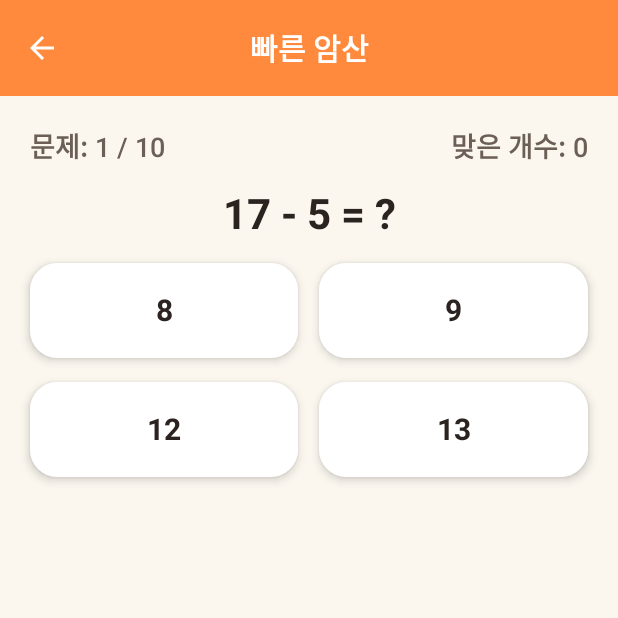
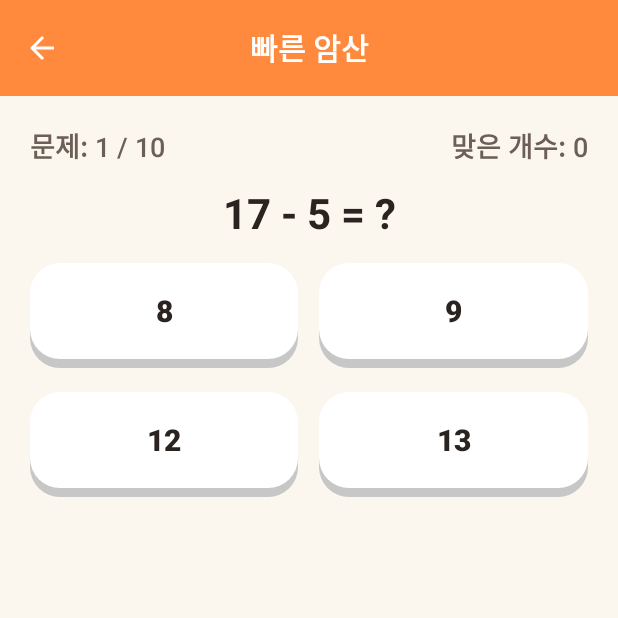
Before and after one commit to njoycom-hue/old, an Android app built with Jetpack Compose: the MathGameScreen screen opened through its navigation route, on a phone screen of 412 x 824 dp, the top half of it. Run offline under Robolectric (Android 15) with nearby library versions, the phone set to English and light mode, and no system bars; our stand-ins replace Dagger/Hilt's generated code.

Commit message:
Restyle UI to feel like a game app, not a web form
Benchmarked casual mobile games and brain-training apps (Peak,
Lumosity) — the common thread is chunky/claymorphism buttons, vivid
per-section gradients, and bouncy micro-interactions, none of which
a stock Material3 screen has. Applied that here:

- PrimaryButton/ChoiceButton: replaced flat Material buttons with a
  "chunky" 3D-press style — a darker base layer peeks out beneath the
  button and pressing it slides the top layer down to meet it.
- Home screen game cards: each game now gets its own vivid two-tone
  gradient (mid-to-dark stops so white text stays legible anywhere on
  it) instead of a flat white card, with the emoji in a circular badge
  and a drop shadow for depth. New GameType.gradientBrush() in
  ui/theme/Gradients.kt.
- Home screen level/streak header: same gradient treatment using a
  new BrandGradient, replacing the flat-color card.
- Added CelebrationStamp: a big emoji that pops in with a springy
  bounce overshoot, wired into every game's "new record" moment
  alongside the existing achievement-unlock banner, which now also
  bounces in instead of just fading.

Co-Authored-By: Claude Sonnet 5 <noreply@anthropic.com>
Claude-Session: https://claude.ai/code/session_016bvdjxWPP5r56g2Sw5MkRm

```diff
--- a/app/src/main/java/com/dunoetoktok/app/ui/components/AppComponents.kt
+++ b/app/src/main/java/com/dunoetoktok/app/ui/components/AppComponents.kt
@@ -1,16 +1,27 @@
 package com.dunoetoktok.app.ui.components
 
 import androidx.compose.animation.AnimatedVisibility
+import androidx.compose.animation.core.Spring
+import androidx.compose.animation.core.animateDpAsState
+import androidx.compose.animation.core.spring
 import androidx.compose.animation.fadeIn
 import androidx.compose.animation.scaleIn
 import androidx.compose.foundation.background
 import androidx.compose.foundation.clickable
+import androidx.compose.foundation.interaction.MutableInteractionSource
+import androidx.compose.foundation.interaction.collectIsPressedAsState
 import androidx.compose.foundation.layout.Arrangement
+import androidx.compose.foundation.layout.Box
 import androidx.compose.foundation.layout.Column
 import androidx.compose.foundation.layout.PaddingValues
 import androidx.compose.foundation.layout.Row
+import androidx.compose.foundation.layout.RowScope
 import androidx.compose.foundation.layout.fillMaxWidth
+import androidx.compose.foundation.layout.height
+import androidx.compose.foundation.layout.offset
 import androidx.compose.foundation.layout.padding
+import androidx.compose.foundation.layout.size
+import androidx.compose.foundation.shape.CircleShape
 import androidx.compose.foundation.shape.RoundedCornerShape
 import androidx.compose.material.icons.Icons
 import androidx.compose.material.icons.automirrored.filled.ArrowBack
@@ -27,13 +38,32 @@ import androidx.compose.material3.Scaffold
 import androidx.compose.material3.Text
 import androidx.compose.material3.TopAppBarDefaults
 import androidx.compose.runtime.Composable
+import androidx.compose.runtime.getValue
+import androidx.compose.runtime.remember
 import androidx.compose.ui.Alignment
 import androidx.compose.ui.Modifier
+import androidx.compose.ui.draw.clip
+import androidx.compose.ui.draw.shadow
+import androidx.compose.ui.geometry.Offset
 import androidx.compose.ui.graphics.Color
+import androidx.compose.ui.graphics.Shadow
+import androidx.compose.ui.graphics.Shape
 import androidx.compose.ui.text.font.FontWeight
+import androidx.compose.ui.text.style.TextAlign
+import androidx.compose.ui.unit.Dp
 import androidx.compose.ui.unit.dp
+import androidx.compose.ui.unit.sp
+import com.dunoetoktok.app.model.Achievement
+import com.dunoetoktok.app.model.GameType
+import com.dunoetoktok.app.ui.theme.GameAccent
+import com.dunoetoktok.app.ui.theme.TextPrimary
+import com.dunoetoktok.app.ui.theme.darken
+import com.dunoetoktok.app.ui.theme.gradientBrush
 
 enum class ChoiceState { NONE, CORRECT, WRONG }
+
+/** Soft drop shadow so light text stays legible over any spot on a busy gradient background. */
+private val legibilityShadow = Shadow(color = Color.Black.copy(alpha = 0.25f), offset = Offset(0f, 2f), blurRadius = 5f)
 
 /** Standard scaffold for every non-home screen: orange top bar with a back button. */
 @Composable
@@ -49,7 +79,7 @@ fun GameScreenScaffold(
 @Composable
 fun AppTopBar(title: String, onBack: (() -> Unit)?) {
     CenterAlignedTopAppBar(
-        title = { Text(title, fontWeight = FontWeight.Bold) },
+        title = { Text(title, fontWeight = FontWeight.ExtraBold) },
         navigationIcon = {
             if (onBack != null) {
                 IconButton(onClick = onBack) {
@@ -65,6 +95,63 @@ fun AppTopBar(title: String, onBack: (() -> Unit)?) {
     )
 }
 
+/**
+ * A "chunky" 3D-press button: a darker base layer peeks out beneath the button, and pressing it
+ * slides the top layer down to meet it — the tactile, toy-like button style common in casual games,
+ * as opposed to a flat Material button.
+ */
+@Composable
+private fun ChunkyButton(
+    onClick: () -> Unit,
+    containerColor: Color,
+    contentColor: Color,
+    modifier: Modifier = Modifier,
+    enabled: Boolean = true,
+    height: Dp = 60.dp,
+    depth: Dp = 6.dp,
+    shape: Shape = RoundedCornerShape(20.dp),
+    content: @Composable RowScope.() -> Unit,
+) {
+    val interactionSource = remember { MutableInteractionSource() }
+    val isPressed by interactionSource.collectIsPressedAsState()
+    val pressOffset by animateDpAsState(
+        targetValue = if (isPressed && enabled) depth else 0.dp,
+        animationSpec = spring(dampingRatio = Spring.DampingRatioMediumBouncy),
+        label = "chunky-press-offset",
+    )
+
+    Box(modifier = modifier.height(height + depth)) {
+        Box(
+            modifier = Modifier
+                .fillMaxWidth()
+                .height(height)
+                .align(Alignment.BottomCenter)
+                .clip(shape)
+                .background(if (enabled) containerColor.darken() else containerColor.darken().copy(alpha = 0.5f)),
+        )
+        Button(
+            onClick = onClick,
+            enabled = enabled,
+            interactionSource = interactionSource,
+            modifier = Modifier
+                .fillMaxWidth()
+                .height(height)
+                .align(Alignment.TopCenter)
+                .offset(y = pressOffset),
+            shape = shape,
+            contentPadding = PaddingValues(horizontal = 12.dp),
+            colors = ButtonDefaults.buttonColors(
+                containerColor = containerColor,
+                contentColor = contentColor,
+                disabledContainerColor = containerColor.copy(alpha = 0.6f),
+                disabledContentColor = contentColor.copy(alpha = 0.8f),
+            ),
+            elevation = ButtonDefaults.buttonElevation(defaultElevation = 0.dp),
+            content = content,
+        )
+    }
+}
+
 @Composable
 fun PrimaryButton(
     text: String,
@@ -72,18 +159,14 @@ fun PrimaryButton(
     enabled: Boolean = true,
     onClick: () -> Unit,
 ) {
-    Button(
+    ChunkyButton(
         onClick = onClick,
+        containerColor = MaterialTheme.colorScheme.primary,
+        contentColor = MaterialTheme.colorScheme.onPrimary,
+        modifier = modifier.fillMaxWidth(),
         enabled = enabled,
-        modifier = modifier.fillMaxWidth(),
-        shape = RoundedCornerShape(18.dp),
-        contentPadding = PaddingValues(vertical = 16.dp),
-        colors = ButtonDefaults.buttonColors(
-            containerColor = MaterialTheme.colorScheme.primary,
-            contentColor = MaterialTheme.colorScheme.onPrimary,
-        ),
     ) {
-        Text(text, style = MaterialTheme.typography.titleMedium)
+        Text(text, style = MaterialTheme.typography.titleMedium, fontWeight = FontWeight.ExtraBold)
     }
 }
 
@@ -97,87 +180,95 @@ fun ChoiceButton(
 ) {
     val containerColor = when (state) {
         ChoiceState.NONE -> MaterialTheme.colorScheme.surface
-        ChoiceState.CORRECT -> com.dunoetoktok.app.ui.theme.GameAccent.Green
-        ChoiceState.WRONG -> com.dunoetoktok.app.ui.theme.GameAccent.Red
+        ChoiceState.CORRECT -> GameAccent.Green
+        ChoiceState.WRONG -> GameAccent.Red
     }
     val contentColor = if (state == ChoiceState.NONE) MaterialTheme.colorScheme.onSurface else Color.White
 
-    Button(
+    ChunkyButton(
         onClick = onClick,
+        containerColor = containerColor,
+        contentColor = contentColor,
+        modifier = modifier.fillMaxWidth(),
         enabled = enabled,
-        modifier = modifier.fillMaxWidth(),
-        shape = RoundedCornerShape(18.dp),
-        contentPadding = PaddingValues(vertical = 20.dp),
-        colors = ButtonDefaults.buttonColors(
-            containerColor = containerColor,
-            contentColor = contentColor,
-            disabledContainerColor = containerColor,
-            disabledContentColor = contentColor,
-        ),
-        elevation = ButtonDefaults.buttonElevation(defaultElevation = 4.dp),
+        height = 64.dp,
     ) {
-        Text(text, style = MaterialTheme.typography.titleLarge)
+        Text(text, style = MaterialTheme.typography.titleLarge, fontWeight = FontWeight.ExtraBold)
     }
 }
 
 @Composable
 fun HomeGameCard(
-    emoji: String,
-    title: String,
-    description: String,
+    gameType: GameType,
     bestScoreText: String,
     modifier: Modifier = Modifier,
     onClick: () -> Unit,
 ) {
-    Card(
+    val shape = RoundedCornerShape(24.dp)
+    Box(
         modifier = modifier
             .fillMaxWidth()
-            .clickable(onClick = onClick),
-        shape = RoundedCornerShape(18.dp),
-        colors = CardDefaults.cardColors(containerColor = MaterialTheme.colorScheme.surface),
-        elevation = CardDefaults.cardElevation(defaultElevation = 3.dp),
+            .shadow(elevation = 8.dp, shape = shape, ambientColor = Color.Black.copy(alpha = 0.25f))
+            .clip(shape)
+            .background(gameType.gradientBrush())
+            .clickable(onClick = onClick)
+            .padding(vertical = 18.dp, horizontal = 10.dp),
+        contentAlignment = Alignment.Center,
     ) {
         Column(
-            modifier = Modifier.padding(18.dp),
             horizontalAlignment = Alignment.CenterHorizontally,
-            verticalArrangement = Arrangement.spacedBy(4.dp),
+            verticalArrangement = Arrangement.spacedBy(6.dp),
         ) {
-            Text(emoji, style = MaterialTheme.typography.headlineMedium)
+            Box(
+                modifier = Modifier
+                    .size(52.dp)
+                    .clip(CircleShape)
+                    .background(Color.White.copy(alpha = 0.92f)),
+                contentAlignment = Alignment.Center,
+            ) {
+                Text(gameType.emoji, fontSize = 26.sp)
+            }
             Text(
-                title,
-                style = MaterialTheme.typography.titleMedium,
-                textAlign = androidx.compose.ui.text.style.TextAlign.Center,
+                gameType.title,
+                style = MaterialTheme.typography.titleMedium.copy(shadow = legibilityShadow),
+                fontWeight = FontWeight.ExtraBold,
+                color = Color.White,
+                textAlign = TextAlign.Center,
             )
             Text(
-                description,
-                style = MaterialTheme.typography.bodyMedium,
-                color = MaterialTheme.colorScheme.onSurfaceVariant,
-                textAlign = androidx.compose.ui.text.style.TextAlign.Center,
+                gameType.description,
+                style = MaterialTheme.typography.bodyMedium.copy(shadow = legibilityShadow),
+                color = Color.White.copy(alpha = 0.92f),
+                textAlign = TextAlign.Center,
             )
             Text(
                 bestScoreText,
-                style = MaterialTheme.typography.bodyMedium,
-                fontWeight = FontWeight.Bold,
-                color = MaterialTheme.colorScheme.secondary,
+                style = MaterialTheme.typography.bodyMedium.copy(shadow = legibilityShadow),
+                fontWeight = FontWeight.ExtraBold,
+                color = Color.White,
             )
         }
     }
 }
 
 @Composable
-fun AchievementUnlockBanner(achievements: List<com.dunoetoktok.app.model.Achievement>, modifier: Modifier = Modifier) {
+fun AchievementUnlockBanner(achievements: List<Achievement>, modifier: Modifier = Modifier) {
     AnimatedVisibility(
         visible = achievements.isNotEmpty(),
-        enter = scaleIn(initialScale = 0.85f) + fadeIn(),
+        enter = scaleIn(
+            initialScale = 0.6f,
+            animationSpec = spring(dampingRatio = Spring.DampingRatioMediumBouncy),
+        ) + fadeIn(),
         modifier = modifier,
     ) {
         Card(
             modifier = Modifier.fillMaxWidth(),
-            shape = RoundedCornerShape(18.dp),
+            shape = RoundedCornerShape(20.dp),
             colors = CardDefaults.cardColors(
-                containerColor = com.dunoetoktok.app.ui.theme.GameAccent.Yellow,
-                contentColor = com.dunoetoktok.app.ui.theme.TextPrimary,
+                containerColor = GameAccent.Yellow,
+                contentColor = TextPrimary,
             ),
+            elevation = CardDefaults.cardElevation(defaultElevation = 6.dp),
         ) {
             Column(
                 modifier = Modifier
@@ -186,7 +277,7 @@ fun AchievementUnlockBanner(achievements: List<com.dunoetoktok.app.model.Achieve
                 horizontalAlignment = Alignment.CenterHorizontally,
                 verticalArrangement = Arrangement.spacedBy(4.dp),
             ) {
-                Text("🎉 새 업적 달성!", style = MaterialTheme.typography.titleMedium, fontWeight = FontWeight.Bold)
+                Text("🎉 새 업적 달성! 🎉", style = MaterialTheme.typography.titleMedium, fontWeight = FontWeight.ExtraBold)
                 achievements.forEach { achievement ->
                     Text(
                         "${achievement.emoji} ${achievement.title}",
@@ -196,6 +287,27 @@ fun AchievementUnlockBanner(achievements: List<com.dunoetoktok.app.model.Achieve
                 }
             }
         }
+    }
+}
+
+/**
+ * A big emoji that pops in with a bouncy overshoot — dropped in next to a "new record" or
+ * "level complete" message so the moment feels like a reward instead of a status update.
+ */
+@Composable
+fun CelebrationStamp(visible: Boolean, modifier: Modifier = Modifier, emoji: String = "🎉") {
+    AnimatedVisibility(
+        visible = visible,
+        enter = scaleIn(
+            initialScale = 0f,
+            animationSpec = spring(
+                dampingRatio = Spring.DampingRatioMediumBouncy,
+                stiffness = Spring.StiffnessLow,
+            ),
+        ) + fadeIn(),
+        modifier = modifier,
+    ) {
+        Text(emoji, fontSize = 56.sp, textAlign = TextAlign.Center, modifier = Modifier.fillMaxWidth())
     }
 }
 
--- a/app/src/main/java/com/dunoetoktok/app/ui/games/math/MathGameScreen.kt
+++ b/app/src/main/java/com/dunoetoktok/app/ui/games/math/MathGameScreen.kt
@@ -15,6 +15,7 @@ import androidx.compose.ui.unit.dp
 import androidx.hilt.navigation.compose.hiltViewModel
 import androidx.lifecycle.compose.collectAsStateWithLifecycle
 import com.dunoetoktok.app.ui.components.AchievementUnlockBanner
+import com.dunoetoktok.app.ui.components.CelebrationStamp
 import com.dunoetoktok.app.ui.components.ChoiceButton
 import com.dunoetoktok.app.ui.components.ChoiceState
 import com.dunoetoktok.app.ui.components.GameScreenScaffold
@@ -39,6 +40,7 @@ fun MathGameScreen(onBack: () -> Unit, viewModel: MathGameViewModel = hiltViewMo
             )
 
             if (uiState.isComplete) {
+                CelebrationStamp(visible = uiState.isNewRecord, modifier = Modifier.fillMaxWidth())
                 Text(
                     "완료! ${uiState.correctCount} / ${MathGameViewModel.TOTAL_QUESTIONS}",
                     style = MaterialTheme.typography.headlineSmall,
--- a/app/src/main/java/com/dunoetoktok/app/ui/games/memory/MemoryGameScreen.kt
+++ b/app/src/main/java/com/dunoetoktok/app/ui/games/memory/MemoryGameScreen.kt
@@ -26,6 +26,7 @@ import androidx.compose.ui.unit.dp
 import androidx.hilt.navigation.compose.hiltViewModel
 import androidx.lifecycle.compose.collectAsStateWithLifecycle
 import com.dunoetoktok.app.ui.components.AchievementUnlockBanner
+import com.dunoetoktok.app.ui.components.CelebrationStamp
 import com.dunoetoktok.app.ui.components.GameScreenScaffold
 import com.dunoetoktok.app.ui.components.PrimaryButton
 import com.dunoetoktok.app.ui.components.StatusRow
@@ -78,6 +79,7 @@ fun MemoryGameScreen(onBack: () -> Unit, viewModel: MemoryGameViewModel = hiltVi
             }
 
             if (uiState.isComplete) {
+                CelebrationStamp(visible = uiState.isNewRecord, modifier = Modifier.fillMaxWidth())
                 Text(
                     if (uiState.isNewRecord) {
                         "축하합니다! 모든 레벨을 완료했어요! 새로운 최고 기록!"
--- a/app/src/main/java/com/dunoetoktok/app/ui/games/oddword/OddWordGameScreen.kt
+++ b/app/src/main/java/com/dunoetoktok/app/ui/games/oddword/OddWordGameScreen.kt
@@ -15,6 +15,7 @@ import androidx.compose.ui.unit.dp
 import androidx.hilt.navigation.compose.hiltViewModel
 import androidx.lifecycle.compose.collectAsStateWithLifecycle
 import com.dunoetoktok.app.ui.components.AchievementUnlockBanner
+import com.dunoetoktok.app.ui.components.CelebrationStamp
 import com.dunoetoktok.app.ui.components.ChoiceButton
 import com.dunoetoktok.app.ui.components.ChoiceState
 import com.dunoetoktok.app.ui.components.GameScreenScaffold
@@ -39,6 +40,7 @@ fun OddWordGameScreen(onBack: () -> Unit, viewModel: OddWordGameViewModel = hilt
             )
 
             if (uiState.isComplete) {
+                CelebrationStamp(visible = uiState.isNewRecord, modifier = Modifier.fillMaxWidth())
                 Text(
                     "완료! ${uiState.correctCount} / ${OddWordGameViewModel.TOTAL_QUESTIONS}",
                     style = MaterialTheme.typography.headlineSmall,
--- a/app/src/main/java/com/dunoetoktok/app/ui/games/sequence/SequenceGameScreen.kt
+++ b/app/src/main/java/com/dunoetoktok/app/ui/games/sequence/SequenceGameScreen.kt
@@ -29,6 +29,7 @@ import androidx.compose.ui.unit.dp
 import androidx.hilt.navigation.compose.hiltViewModel
 import androidx.lifecycle.compose.collectAsStateWithLifecycle
 import com.dunoetoktok.app.ui.components.AchievementUnlockBanner
+import com.dunoetoktok.app.ui.components.CelebrationStamp
 import com.dunoetoktok.app.ui.components.GameScreenScaffold
 import com.dunoetoktok.app.ui.components.PrimaryButton
 import com.dunoetoktok.app.ui.components.StatusRow
@@ -77,6 +78,7 @@ fun SequenceGameScreen(onBack: () -> Unit, viewModel: SequenceGameViewModel = hi
             }
 
             if (uiState.phase == SequencePhase.GAME_OVER) {
+                CelebrationStamp(visible = uiState.isNewRecord, modifier = Modifier.fillMaxWidth())
                 AchievementUnlockBanner(uiState.newlyUnlockedAchievements)
             }
 
--- a/app/src/main/java/com/dunoetoktok/app/ui/home/HomeScreen.kt
+++ b/app/src/main/java/com/dunoetoktok/app/ui/home/HomeScreen.kt
@@ -1,6 +1,8 @@
 package com.dunoetoktok.app.ui.home
 
+import androidx.compose.foundation.background
 import androidx.compose.foundation.layout.Arrangement
+import androidx.compose.foundation.layout.Box
 import androidx.compose.foundation.layout.Column
 import androidx.compose.foundation.layout.Row
 import androidx.compose.foundation.layout.fillMaxWidth
@@ -24,6 +26,8 @@ import androidx.compose.runtime.getValue
 import androidx.compose.ui.Alignment
 import androidx.compose.ui.Modifier
 import androidx.compose.ui.draw.clip
+import androidx.compose.ui.draw.shadow
+import androidx.compose.ui.graphics.Color
 import androidx.compose.ui.graphics.vector.ImageVector
 import androidx.compose.ui.text.font.FontWeight
 import androidx.compose.ui.text.style.TextAlign
@@ -35,6 +39,7 @@ import com.dunoetoktok.app.model.formatBestScoreText
 import com.dunoetoktok.app.navigation.Routes
 import com.dunoetoktok.app.ui.components.AppTopBar
 import com.dunoetoktok.app.ui.components.HomeGameCard
+import com.dunoetoktok.app.ui.theme.BrandGradient
 
 @Composable
 fun HomeScreen(onNavigate: (String) -> Unit, viewModel: HomeViewModel = hiltViewModel()) {
@@ -63,9 +68,7 @@ fun HomeScreen(onNavigate: (String) -> Unit, viewModel: HomeViewModel = hiltView
                 ) {
                     rowGames.forEach { gameType ->
                         HomeGameCard(
-                            emoji = gameType.emoji,
-                            title = gameType.title,
-                            description = gameType.description,
+                            gameType = gameType,
                             bestScoreText = gameType.formatBestScoreText(uiState.bestScores[gameType]),
                             modifier = Modifier.weight(1f),
                             onClick = { onNavigate(gameType.route) },
@@ -109,9 +112,13 @@ private fun LevelStreakCard(
     xpForNextLevel: Int,
     currentStreak: Int,
 ) {
-    Card(
-        modifier = Modifier.fillMaxWidth(),
-        colors = CardDefaults.cardColors(containerColor = MaterialTheme.colorScheme.primary),
+    val shape = RoundedCornerShape(24.dp)
+    Box(
+        modifier = Modifier
+            .fillMaxWidth()
+            .shadow(elevation = 8.dp, shape = shape, ambientColor = Color.Black.copy(alpha = 0.25f))
+            .clip(shape)
+            .background(BrandGradient),
     ) {
         Column(
             modifier = Modifier
@@ -165,9 +172,11 @@ private fun HomeShortcutCard(
     Card(
         modifier = modifier.fillMaxWidth(),
         onClick = onClick,
+        shape = RoundedCornerShape(20.dp),
         colors = CardDefaults.cardColors(
             containerColor = MaterialTheme.colorScheme.primaryContainer,
         ),
+        elevation = CardDefaults.cardElevation(defaultElevation = 4.dp),
     ) {
         Column(
             modifier = Modifier
--- /dev/null
+++ b/app/src/main/java/com/dunoetoktok/app/ui/theme/Gradients.kt
@@ -0,0 +1,29 @@
+package com.dunoetoktok.app.ui.theme
+
+import androidx.compose.ui.graphics.Brush
+import androidx.compose.ui.graphics.Color
+import com.dunoetoktok.app.model.GameType
+
+/**
+ * Each game gets its own two-tone gradient so the home screen reads as distinct "worlds", not a form.
+ * Both stops are kept mid-to-dark on purpose (never pale/pastel) so white text stays readable anywhere
+ * on the gradient without relying on exact text placement.
+ */
+fun GameType.gradientColors(): List<Color> = when (this) {
+    GameType.MEMORY -> listOf(Color(0xFFF7971E), Color(0xFFFF5858))
+    GameType.SEQUENCE -> listOf(Color(0xFF396AFC), Color(0xFF2948FF))
+    GameType.MATH -> listOf(Color(0xFF0BA360), Color(0xFF3CBA92))
+    GameType.ODD_WORD -> listOf(Color(0xFFFF758C), Color(0xFFB721FF))
+}
+
+fun GameType.gradientBrush(): Brush = Brush.linearGradient(gradientColors())
+
+/** The app's own brand gradient, used for the home screen's level/streak header. */
+val BrandGradient: Brush = Brush.linearGradient(listOf(Orange40, Orange60))
+
+/** A darker shade of the same color, used as the "3D depth" layer under chunky buttons/cards. */
+fun Color.darken(factor: Float = 0.78f): Color = copy(
+    red = red * factor,
+    green = green * factor,
+    blue = blue * factor,
+)
```
Also changed, not shown: 1 other file.
